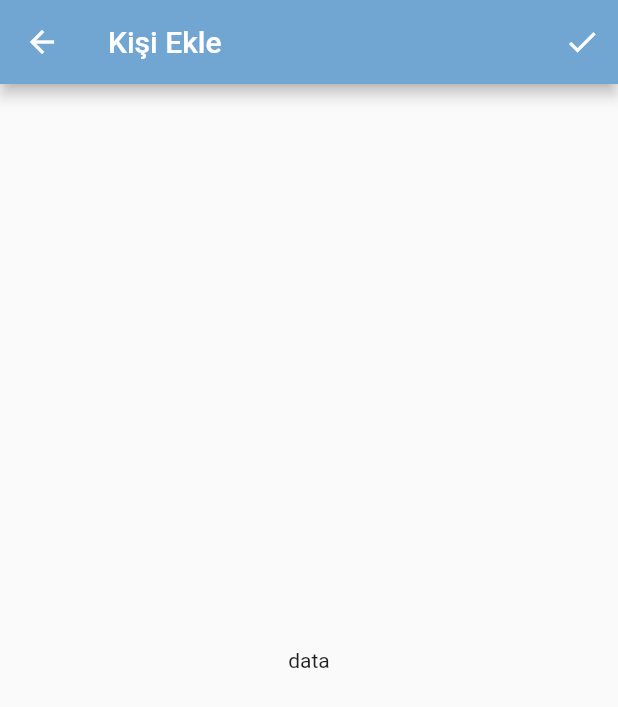
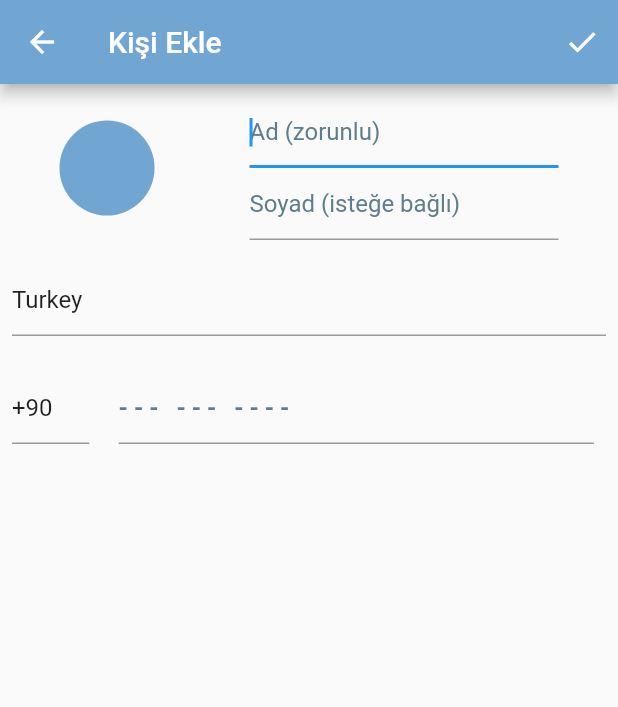
Before and after one commit to BerkanBuyuk/Telegram-Klonu, a Flutter app: the KisiEkle screen opened directly, on a phone screen of 412 x 824 dp. Shown: the top 707 px of the screen. Run offline on Flutter 3.47's test engine with Material 2 defaults, Android fonts, the phone set to English and light mode, and no system bars; network calls fail.

Commit message:
Kişi Ekle Düzenlendi.

```diff
--- /dev/null
+++ b/lib/BirUlkeSeciniz.dart
@@ -0,0 +1,15 @@
+import 'package:flutter/material.dart';
+
+class BirUlkeSeciniz extends StatefulWidget {
+  const BirUlkeSeciniz({Key? key}) : super(key: key);
+
+  @override
+  _BirUlkeSecinizState createState() => _BirUlkeSecinizState();
+}
+
+class _BirUlkeSecinizState extends State<BirUlkeSeciniz> {
+  @override
+  Widget build(BuildContext context) {
+    return Container();
+  }
+}
--- a/lib/KisiEkle.dart
+++ b/lib/KisiEkle.dart
@@ -1,15 +1,31 @@
 import 'package:flutter/material.dart';
+import 'package:telegram_klonu/BirUlkeSeciniz.dart';
 
 class KisiEkle extends StatefulWidget {
   const KisiEkle({Key? key}) : super(key: key);
 
   @override
   _KisiEkleState createState() => _KisiEkleState();
+
 }
 
 class _KisiEkleState extends State<KisiEkle> {
+
+
+  var tfController1 = TextEditingController();
+  var tfController2 = TextEditingController();
+  var tfController3 = TextEditingController()..text = "Turkey";
+  var tfController4 = TextEditingController()..text = '+90';
+  var tfController5 = TextEditingController();
+
   @override
   Widget build(BuildContext context) {
+
+    var ekranBilgisi = MediaQuery.of(context);
+    final double ekranYuksekligi = ekranBilgisi.size.height;
+    final double ekranGenisligi = ekranBilgisi.size.width;
+
+
     return Scaffold(
       appBar: AppBar(
         backgroundColor: Color(0xFF71a6d2),
@@ -21,13 +37,119 @@ class _KisiEkleState extends State<KisiEkle> {
           },)
         ],
       ),
-      body: Column(
-        mainAxisAlignment: MainAxisAlignment.center,
-        children: [
-          Center(
-              child: Text("data"),
-          ),
-        ],
+
+      body: Scaffold(
+        body: Column(
+          mainAxisAlignment: MainAxisAlignment.start,
+          children: [
+            Padding(
+              padding: const EdgeInsets.all(8.0),
+              child: Row(
+                mainAxisAlignment: MainAxisAlignment.spaceAround,
+                children: [
+                  CircleAvatar(
+                    radius: ekranGenisligi/13,
+                    backgroundColor: Color(0xFF71a6d2),
+                  ),
+                  Column(
+                    children: [
+
+                      SizedBox(
+                        width: ekranGenisligi/2,
+                        //height: ekranYuksekligi/10,
+                        child: TextField(
+                          controller: tfController1,
+                          decoration: InputDecoration(
+                            hintText: "Ad (zorunlu)",
+                            hintStyle: TextStyle(
+                              color: Colors.blueGrey,
+                            ),
+                            filled: false,
+                          ),
+                          autofocus: true,
+                        ),
+                      ),
+
+                      SizedBox(
+                        width: ekranGenisligi/2,
+                        //height: ekranYuksekligi/10,
+                        child: TextField(
+                          controller: tfController2,
+                          decoration: InputDecoration(
+                            hintText: "Soyad (isteğe bağlı)",
+                            hintStyle: TextStyle(
+                              color: Colors.blueGrey,
+                            ),
+                            filled: false,
+                          ),
+                        ),
+                      ),
+
+                    ],
+                  ),
+                ],
+              ),
+            ),
+
+            Padding(
+              padding: const EdgeInsets.all(8.0),
+              child: TextField(
+                controller: tfController3,
+                decoration: InputDecoration(
+                  hintStyle: TextStyle(
+                    color: Colors.blueGrey,
+                  ),
+                  filled: false,
+                ),
+                onTap: (){
+                  Navigator.push(context, MaterialPageRoute(builder: (context) => BirUlkeSeciniz()));
+                },
+              ),
+            ),
+
+            Padding(
+              padding: const EdgeInsets.all(8.0),
+              child: Row(
+                children: [
+                  SizedBox(
+                    width: ekranGenisligi/8,
+                    child: TextField(
+                      keyboardType: TextInputType.number,
+                      controller: tfController4,
+                      decoration: InputDecoration(
+                        hintStyle: TextStyle(
+                          color: Colors.blueGrey,
+                        ),
+                        filled: false,
+                      ),
+                    ),
+                  ),
+
+                  Spacer(),
+
+                  Padding(
+                    padding: const EdgeInsets.all(8.0),
+                    child: SizedBox(
+                      width: ekranGenisligi/1.3,
+                      child: TextField(
+                        keyboardType: TextInputType.number,
+                        controller: tfController5,
+                        decoration: InputDecoration(
+                          hintText: "- - -   - - -   - - - -",
+                          hintStyle: TextStyle(
+                            fontWeight: FontWeight.bold,
+                            color: Colors.blueGrey,
+                          ),
+                          filled: false,
+                        ),
+                      ),
+                    ),
+                  ),
+                ],
+              ),
+            ),
+          ],
+        ),
       ),
     );
   }
```
